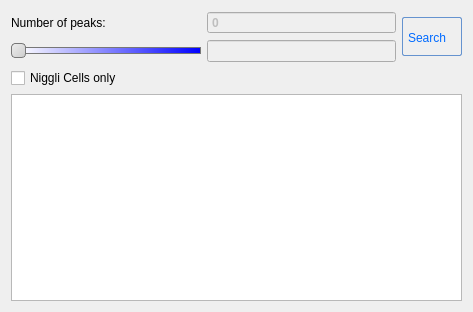
Old version of the form apps/NSXQt/ui/DialogFindUnitCell.ui in the repository k61n/openhkl.
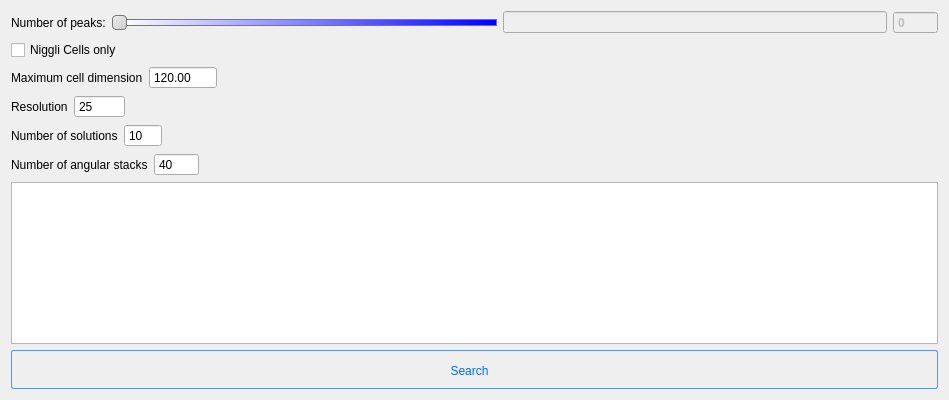
New version of the form.

Commit message: Refactored the FindUnitCell dialog

Patch:
```diff
--- a/apps/NSXQt/ui/DialogFindUnitCell.ui
+++ b/apps/NSXQt/ui/DialogFindUnitCell.ui
@@ -6,8 +6,8 @@
    <rect>
     <x>0</x>
     <y>0</y>
-    <width>473</width>
-    <height>312</height>
+    <width>949</width>
+    <height>400</height>
    </rect>
   </property>
   <property name="windowTitle">
@@ -16,13 +16,9 @@
   <property name="styleSheet">
    <string notr="true"/>
   </property>
-  <layout class="QGridLayout" name="gridLayout_2">
-   <item row="0" column="0">
     <layout class="QGridLayout" name="gridLayout">
      <item row="0" column="0">
-      <layout class="QVBoxLayout" name="verticalLayout">
-       <item>
-        <layout class="QHBoxLayout" name="horizontalLayout_2">
+    <layout class="QHBoxLayout" name="horizontalLayout">
          <item>
           <widget class="QLabel" name="label">
            <property name="text">
@@ -31,29 +27,6 @@
           </widget>
          </item>
          <item>
-          <widget class="QSpinBox" name="spinBox_NumberOfPeaks">
-           <property name="enabled">
-            <bool>false</bool>
-           </property>
-           <property name="font">
-            <font>
-             <weight>75</weight>
-             <bold>true</bold>
-            </font>
-           </property>
-           <property name="buttonSymbols">
-            <enum>QAbstractSpinBox::NoButtons</enum>
-           </property>
-           <property name="maximum">
-            <number>10000</number>
-           </property>
-          </widget>
-         </item>
-        </layout>
-       </item>
-       <item>
-        <layout class="QHBoxLayout" name="horizontalLayout">
-         <item>
           <widget class="QSlider" name="horizontalSlider_NumberOfPeaks">
            <property name="styleSheet">
             <string notr="true">QSlider::groove:vertical
@@ -131,11 +104,189 @@
            </property>
           </widget>
          </item>
-        </layout>
-       </item>
-      </layout>
-     </item>
-     <item row="0" column="1">
+     <item>
+      <widget class="QSpinBox" name="spinBox_NumberOfPeaks">
+       <property name="enabled">
+        <bool>false</bool>
+       </property>
+       <property name="font">
+        <font>
+         <weight>75</weight>
+         <bold>true</bold>
+        </font>
+       </property>
+       <property name="buttonSymbols">
+        <enum>QAbstractSpinBox::NoButtons</enum>
+       </property>
+       <property name="maximum">
+        <number>10000</number>
+       </property>
+      </widget>
+     </item>
+    </layout>
+   </item>
+   <item row="1" column="0">
+    <widget class="QCheckBox" name="checkBox_NiggliOnly">
+     <property name="text">
+      <string>Niggli Cells only</string>
+     </property>
+    </widget>
+   </item>
+   <item row="2" column="0">
+    <layout class="QHBoxLayout" name="horizontalLayout_2">
+     <item>
+      <widget class="QLabel" name="label_amax">
+       <property name="text">
+        <string>Maximum cell dimension</string>
+       </property>
+      </widget>
+     </item>
+     <item>
+      <widget class="QDoubleSpinBox" name="doubleSpinBox_amax">
+       <property name="buttonSymbols">
+        <enum>QAbstractSpinBox::NoButtons</enum>
+       </property>
+       <property name="maximum">
+        <double>10000000.000000000000000</double>
+       </property>
+       <property name="value">
+        <double>120.000000000000000</double>
+       </property>
+      </widget>
+     </item>
+     <item>
+      <spacer name="horizontalSpacer">
+       <property name="orientation">
+        <enum>Qt::Horizontal</enum>
+       </property>
+       <property name="sizeHint" stdset="0">
+        <size>
+         <width>40</width>
+         <height>20</height>
+        </size>
+       </property>
+      </spacer>
+     </item>
+    </layout>
+   </item>
+   <item row="3" column="0">
+    <layout class="QHBoxLayout" name="horizontalLayout_4">
+     <item>
+      <widget class="QLabel" name="label_3">
+       <property name="text">
+        <string>Resolution</string>
+       </property>
+      </widget>
+     </item>
+     <item>
+      <widget class="QSpinBox" name="spinBox_nSubdiv">
+       <property name="buttonSymbols">
+        <enum>QAbstractSpinBox::NoButtons</enum>
+       </property>
+       <property name="minimum">
+        <number>1</number>
+       </property>
+       <property name="maximum">
+        <number>1000000</number>
+       </property>
+       <property name="value">
+        <number>25</number>
+       </property>
+      </widget>
+     </item>
+     <item>
+      <spacer name="horizontalSpacer_3">
+       <property name="orientation">
+        <enum>Qt::Horizontal</enum>
+       </property>
+       <property name="sizeHint" stdset="0">
+        <size>
+         <width>40</width>
+         <height>20</height>
+        </size>
+       </property>
+      </spacer>
+     </item>
+    </layout>
+   </item>
+   <item row="4" column="0">
+    <layout class="QHBoxLayout" name="horizontalLayout_3">
+     <item>
+      <widget class="QLabel" name="label_2">
+       <property name="text">
+        <string>Number of solutions</string>
+       </property>
+      </widget>
+     </item>
+     <item>
+      <widget class="QSpinBox" name="spinBox_nSolutions">
+       <property name="buttonSymbols">
+        <enum>QAbstractSpinBox::NoButtons</enum>
+       </property>
+       <property name="maximum">
+        <number>1000</number>
+       </property>
+       <property name="value">
+        <number>10</number>
+       </property>
+      </widget>
+     </item>
+     <item>
+      <spacer name="horizontalSpacer_2">
+       <property name="orientation">
+        <enum>Qt::Horizontal</enum>
+       </property>
+       <property name="sizeHint" stdset="0">
+        <size>
+         <width>40</width>
+         <height>20</height>
+        </size>
+       </property>
+      </spacer>
+     </item>
+    </layout>
+   </item>
+   <item row="5" column="0">
+    <layout class="QHBoxLayout" name="horizontalLayout_5">
+     <item>
+      <widget class="QLabel" name="label_4">
+       <property name="text">
+        <string>Number of angular stacks</string>
+       </property>
+      </widget>
+     </item>
+     <item>
+      <widget class="QSpinBox" name="spinBox_nStacks">
+       <property name="buttonSymbols">
+        <enum>QAbstractSpinBox::NoButtons</enum>
+       </property>
+       <property name="maximum">
+        <number>10000</number>
+       </property>
+       <property name="value">
+        <number>40</number>
+       </property>
+      </widget>
+     </item>
+     <item>
+      <spacer name="horizontalSpacer_4">
+       <property name="orientation">
+        <enum>Qt::Horizontal</enum>
+       </property>
+       <property name="sizeHint" stdset="0">
+        <size>
+         <width>40</width>
+         <height>20</height>
+        </size>
+       </property>
+      </spacer>
+     </item>
+    </layout>
+   </item>
+   <item row="6" column="0">
+    <widget class="QTableView" name="tableView"/>
+   </item>
+   <item row="7" column="0">
       <widget class="QPushButton" name="pushButton_SearchUnitCells">
        <property name="toolTip">
         <string>&lt;html&gt;&lt;head/&gt;&lt;body&gt;&lt;p&gt;Automatic search of Unit Cells&lt;/p&gt;&lt;/body&gt;&lt;/html&gt;</string>
@@ -185,18 +336,6 @@
        </property>
        <property name="text">
         <string>Search</string>
-       </property>
-      </widget>
-     </item>
-    </layout>
-   </item>
-   <item row="4" column="0">
-    <widget class="QTableView" name="tableView"/>
-   </item>
-   <item row="2" column="0">
-    <widget class="QCheckBox" name="checkBox_NiggliOnly">
-     <property name="text">
-      <string>Niggli Cells only</string>
      </property>
     </widget>
    </item>
```
Lines whose indentation alone changed are shown as unchanged. The commit also changes 2 other files.
